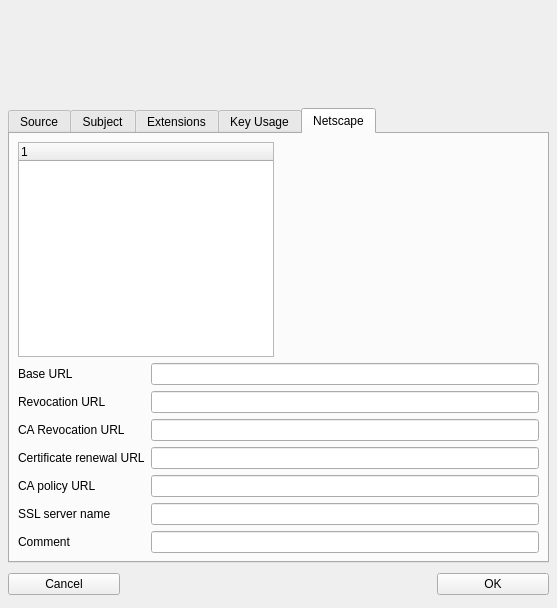
The window that ui/NewX509.ui (chris2511/xca) describes before a commit, drawn with Qt 5.
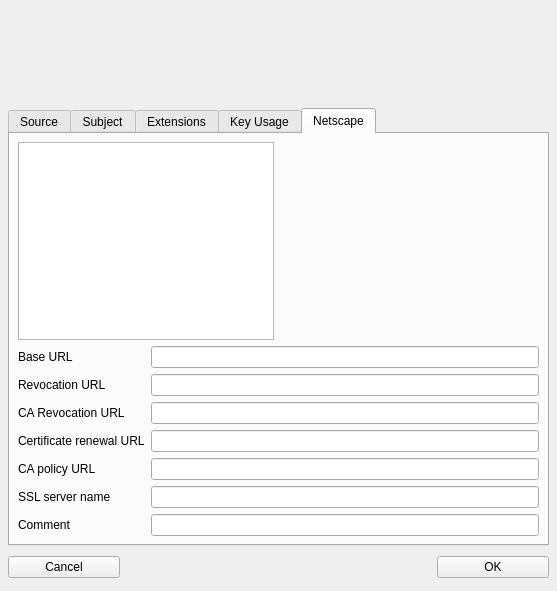
The same window after the commit. The open tabs and pages were chosen to show the change. Custom widgets are drawn as their Qt base class.

```diff
--- a/ui/NewX509.ui
+++ b/ui/NewX509.ui
@@ -9,7 +9,7 @@
     <x>0</x>
     <y>0</y>
     <width>557</width>
-    <height>608</height>
+    <height>591</height>
    </rect>
   </property>
   <property name="windowTitle" >
@@ -1176,33 +1176,23 @@
           <number>6</number>
          </property>
          <item>
-          <layout class="QHBoxLayout" >
-           <property name="margin" >
-            <number>0</number>
+          <widget class="QListWidget" name="nsCertType" />
+         </item>
+         <item>
+          <spacer>
+           <property name="orientation" >
+            <enum>Qt::Horizontal</enum>
            </property>
-           <property name="spacing" >
-            <number>6</number>
+           <property name="sizeType" >
+            <enum>QSizePolicy::Expanding</enum>
            </property>
-           <item>
-            <widget class="QTreeWidget" name="nsCertType" />
-           </item>
-           <item>
-            <spacer>
-             <property name="orientation" >
-              <enum>Qt::Horizontal</enum>
-             </property>
-             <property name="sizeType" >
-              <enum>QSizePolicy::Expanding</enum>
-             </property>
-             <property name="sizeHint" >
-              <size>
-               <width>20</width>
-               <height>20</height>
-              </size>
-             </property>
-            </spacer>
-           </item>
-          </layout>
+           <property name="sizeHint" >
+            <size>
+             <width>20</width>
+             <height>20</height>
+            </size>
+           </property>
+          </spacer>
          </item>
          <item>
           <layout class="QVBoxLayout" >
@@ -1335,6 +1325,8 @@
         </widget>
        </item>
       </layout>
+      <widget class="QWidget" name="" />
+      <widget class="QWidget" name="" />
      </widget>
     </widget>
    </item>
```
Left out of the diff: 149 changed lines with no effect on the pictures.
